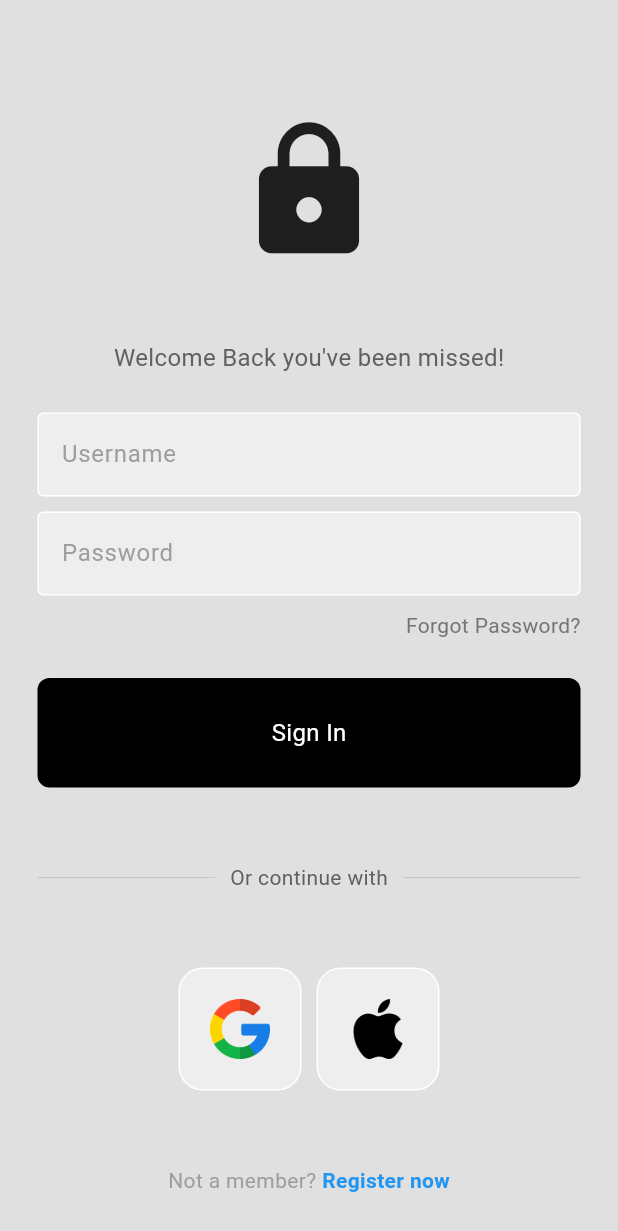
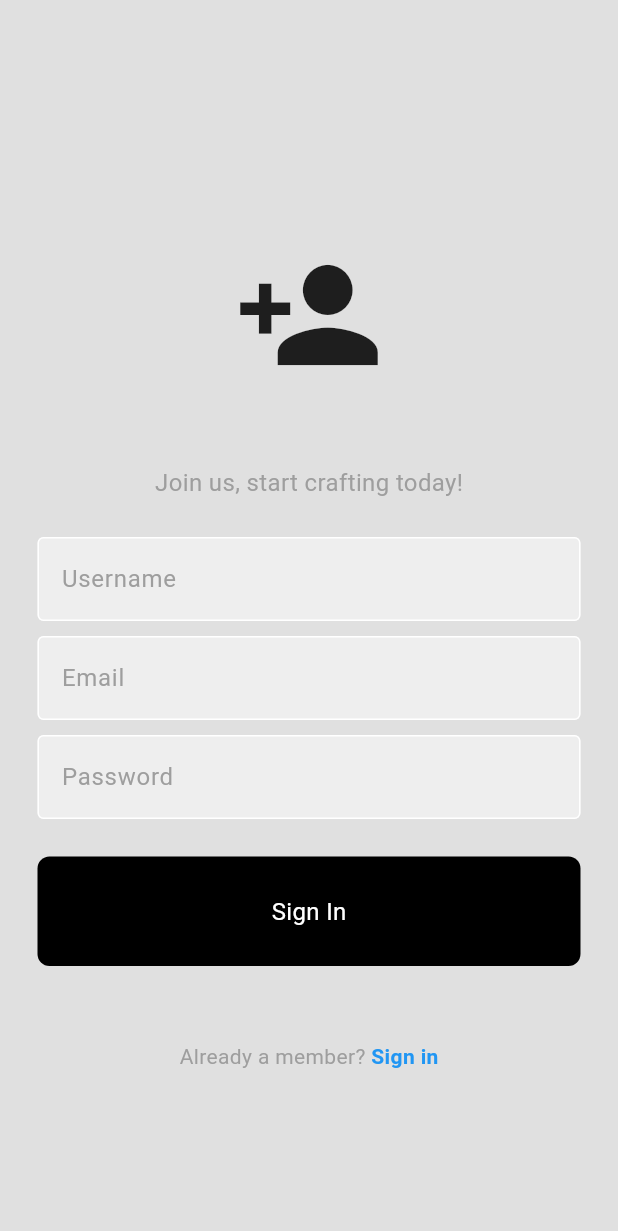
Before and after one commit to AlthafRifath/craftsHubMobileApp, a Flutter app: the screen it shows after launch, after a tap on "Register now", on a phone screen of 412 x 824 dp. Shown: the top 1231 px of the screen. Run offline on Flutter 3.47's test engine with Material 3 defaults, Android fonts, the phone set to English and light mode, and no system bars.

Commit message:
register page DONE

```diff
--- a/lib/main.dart
+++ b/lib/main.dart
@@ -1,6 +1,7 @@
 import 'package:craftshubapp/models/shop.dart';
 import 'package:craftshubapp/pages/cart_page.dart';
 import 'package:craftshubapp/pages/intro_page.dart';
+import 'package:craftshubapp/pages/register_page.dart';
 import 'package:craftshubapp/pages/shop_page.dart';
 import 'package:craftshubapp/themes/light_mode.dart';
 import 'package:flutter/material.dart';
@@ -31,6 +32,7 @@ class MyApp extends StatelessWidget {
         '/shop_page': (context) => const ShopPage(),
         '/cart_page': (context) => const CartPage(),
         '/login_page': (context) => LoginPage(),
+        '/register_page': (context) => RegisterPage(),
       },
     );
   }
--- a/lib/pages/login_page.dart
+++ b/lib/pages/login_page.dart
@@ -142,7 +142,7 @@ class LoginPage extends StatelessWidget {
                   ),
                   GestureDetector(
                     onTap: () {
-                      Navigator.pushNamed(context, '');
+                      Navigator.pushNamed(context, '/register_page');
                     },
                     child: const Text(
                       'Register now',
--- /dev/null
+++ b/lib/pages/register_page.dart
@@ -0,0 +1,116 @@
+import 'package:flutter/material.dart';
+import 'package:craftshubapp/components/my_textfield.dart';
+import 'package:craftshubapp/components/my_signup_page_button.dart';
+
+class RegisterPage extends StatelessWidget {
+  RegisterPage({Key? key}) : super(key: key);
+
+  // Text editing controllers
+  final usernameController = TextEditingController();
+  final emailController = TextEditingController();
+  final passwordController = TextEditingController();
+
+  // Register user method
+  void registerUser() {
+    // Implement your user registration logic here
+  }
+
+  @override
+  Widget build(BuildContext context) {
+    return Scaffold(
+      backgroundColor: Colors.grey[300],
+      body: SafeArea(
+        child: Center(
+          child: SingleChildScrollView( // Makes the page scrollable
+            child: Column(
+              mainAxisAlignment: MainAxisAlignment.center,
+              children: [
+                const SizedBox(height: 50),
+
+                // logo
+                const Icon(
+                  Icons.person_add,
+                  size: 100,
+                ),
+
+                const SizedBox(height: 50),
+
+                // welcome message
+                const Text(
+                  'Join us, start crafting today!',
+                  style: TextStyle(
+                    color: Colors.grey,
+                    fontSize: 16,
+                  ),
+                ),
+
+                const SizedBox(height: 25),
+
+                // username textfield
+                MyTextField(
+                  controller: usernameController,
+                  hintText: 'Username',
+                  obscureText: false,
+                ),
+
+                const SizedBox(height: 10),
+
+                // email textfield
+                MyTextField(
+                  controller: emailController,
+                  hintText: 'Email',
+                  obscureText: false,
+                ),
+
+                const SizedBox(height: 10),
+
+                // password textfield
+                MyTextField(
+                  controller: passwordController,
+                  hintText: 'Password',
+                  obscureText: true,
+                ),
+
+                const SizedBox(height: 25),
+
+                // register button
+                MySignUpPageButton(
+                  onTap: () {
+                    // Implement your registration logic here
+                    // For example: registerUser();
+                    Navigator.pushNamed(context, '/intro_page'); // Adjust as needed
+                  },
+                ),
+
+                const SizedBox(height: 50),
+
+                // already a member? sign in
+                Row(
+                  mainAxisAlignment: MainAxisAlignment.center,
+                  children: [
+                    const Text(
+                      'Already a member? ',
+                      style: TextStyle(color: Colors.grey),
+                    ),
+                    GestureDetector(
+                      onTap: () {
+                        Navigator.pop(context); // Goes back to the previous page
+                      },
+                      child: const Text(
+                        'Sign in',
+                        style: TextStyle(
+                          color: Colors.blue,
+                          fontWeight: FontWeight.bold,
+                        ),
+                      ),
+                    ),
+                  ],
+                ),
+              ],
+            ),
+          ),
+        ),
+      ),
+    );
+  }
+}
```
